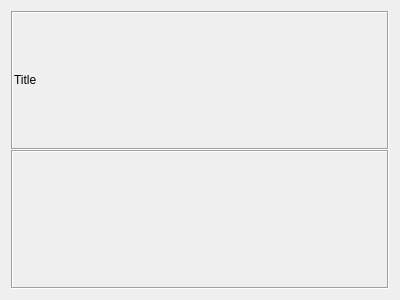
Before: the Qt Designer form scwx-qt/source/scwx/qt/ui/collapsible_group.ui in dpaulat/supercell-wx, drawn with Qt 5.
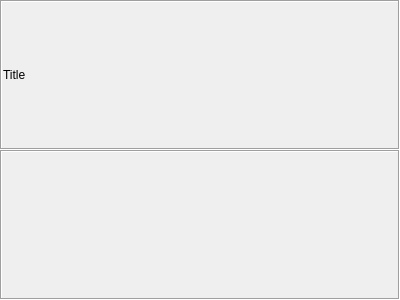
After: the same form once the commit is applied. Icons and pictures are not drawn.

Commit message: Update collapsible expansion logic, and change icons

The edit to the form file:
```diff
--- a/scwx-qt/source/scwx/qt/ui/collapsible_group.ui
+++ b/scwx-qt/source/scwx/qt/ui/collapsible_group.ui
@@ -17,6 +17,18 @@
    <property name="spacing">
     <number>0</number>
    </property>
+   <property name="leftMargin">
+    <number>0</number>
+   </property>
+   <property name="topMargin">
+    <number>0</number>
+   </property>
+   <property name="rightMargin">
+    <number>0</number>
+   </property>
+   <property name="bottomMargin">
+    <number>0</number>
+   </property>
    <item>
     <widget class="QFrame" name="titleFrame">
      <property name="frameShape">
```
Left out of the diff: 4 changed lines with no effect on the pictures. The commit also changes 5 other files.
